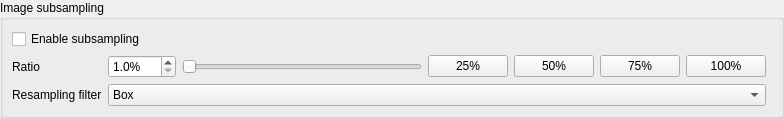
Before: the Qt Designer form src/SubsampleSettingsWidget.ui in ManiVaultStudio/ImageLoaderPlugin, drawn with Qt 5.
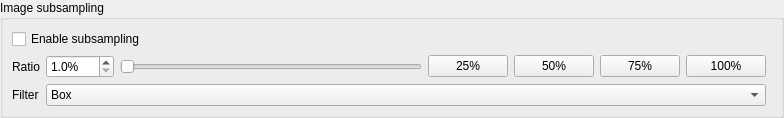
After: the same form once the commit is applied.

What changed in the file:
```diff
--- a/src/SubsampleSettingsWidget.ui
+++ b/src/SubsampleSettingsWidget.ui
@@ -240,7 +240,7 @@
            <string>Subsampling filter</string>
           </property>
           <property name="text">
-           <string>Resampling filter</string>
+           <string>Filter</string>
           </property>
          </widget>
         </item>
```
Left out of the diff: 15 changed lines with no effect on the pictures.
